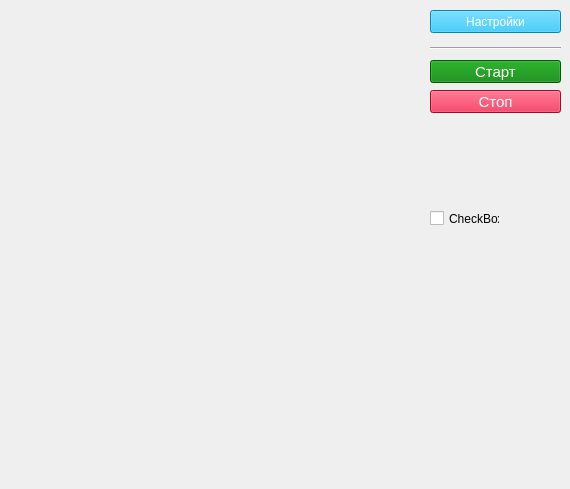
Above: scene/mainwindow.ui from Gid32/ProteinFolding before the change. Below: the same form after it.
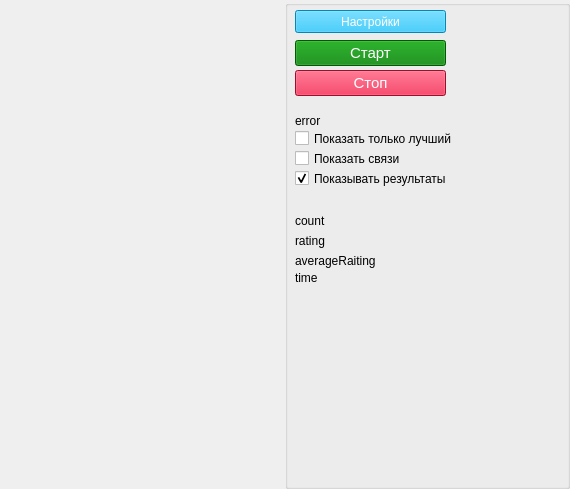
That is the form after the change.

Commit message: scene resize, connections,...

```diff
--- a/scene/mainwindow.ui
+++ b/scene/mainwindow.ui
@@ -14,12 +14,104 @@
    <string>Protein Folding</string>
   </property>
   <widget class="QWidget" name="centralwidget">
+   <property name="autoFillBackground">
+    <bool>false</bool>
+   </property>
+   <layout class="QHBoxLayout" name="horizontalLayout">
+    <property name="spacing">
+     <number>0</number>
+    </property>
+    <property name="leftMargin">
+     <number>0</number>
+    </property>
+    <property name="topMargin">
+     <number>0</number>
+    </property>
+    <property name="rightMargin">
+     <number>0</number>
+    </property>
+    <property name="bottomMargin">
+     <number>0</number>
+    </property>
+    <item>
+     <widget class="QWidget" name="widget" native="true"/>
+    </item>
+    <item>
+     <widget class="QWidget" name="verticalWidget" native="true">
+      <layout class="QVBoxLayout" name="verticalLayout_2">
+       <property name="spacing">
+        <number>0</number>
+       </property>
+       <property name="sizeConstraint">
+        <enum>QLayout::SetDefaultConstraint</enum>
+       </property>
+       <property name="leftMargin">
+        <number>0</number>
+       </property>
+       <property name="topMargin">
+        <number>0</number>
+       </property>
+       <property name="rightMargin">
+        <number>0</number>
+       </property>
+       <property name="bottomMargin">
+        <number>0</number>
+       </property>
+       <item>
+        <widget class="QGroupBox" name="groupBox">
+         <property name="minimumSize">
+          <size>
+           <width>180</width>
+           <height>0</height>
+          </size>
+         </property>
+         <property name="styleSheet">
+          <string notr="true"/>
+         </property>
+         <property name="title">
+          <string/>
+         </property>
+         <property name="flat">
+          <bool>false</bool>
+         </property>
+         <widget class="QPushButton" name="stopButton">
+          <property name="geometry">
+           <rect>
+            <x>10</x>
+            <y>70</y>
+            <width>151</width>
+            <height>26</height>
+           </rect>
+          </property>
+          <property name="styleSheet">
+           <string notr="true">color:white;background-color:#DC143C;font-size:15px</string>
+          </property>
+          <property name="text">
+           <string>Стоп</string>
+          </property>
+         </widget>
+         <widget class="QPushButton" name="startButton">
+          <property name="geometry">
+           <rect>
+            <x>10</x>
+            <y>40</y>
+            <width>151</width>
+            <height>26</height>
+           </rect>
+          </property>
+          <property name="styleSheet">
+           <string notr="true">color:white;background-color:green;font-size:15px</string>
+          </property>
+          <property name="text">
+           <string>Старт</string>
+          </property>
+         </widget>
    <widget class="QPushButton" name="settingsButton">
     <property name="geometry">
      <rect>
-      <x>430</x>
+            <x>10</x>
       <y>10</y>
-      <width>131</width>
+            <width>151</width>
       <height>23</height>
      </rect>
     </property>
@@ -30,98 +122,43 @@
      <string>Настройки</string>
     </property>
    </widget>
-   <widget class="Line" name="line">
-    <property name="geometry">
-     <rect>
-      <x>430</x>
-      <y>40</y>
-      <width>131</width>
-      <height>16</height>
-     </rect>
-    </property>
-    <property name="orientation">
-     <enum>Qt::Horizontal</enum>
-    </property>
-   </widget>
-   <widget class="QPushButton" name="startButton">
-    <property name="geometry">
-     <rect>
-      <x>430</x>
-      <y>60</y>
-      <width>131</width>
-      <height>23</height>
-     </rect>
-    </property>
-    <property name="styleSheet">
-     <string notr="true">color:white;background-color:green;font-size:15px</string>
-    </property>
-    <property name="text">
-     <string>Старт</string>
-    </property>
-   </widget>
-   <widget class="QPushButton" name="stopButton">
-    <property name="geometry">
-     <rect>
-      <x>430</x>
-      <y>90</y>
-      <width>131</width>
-      <height>23</height>
-     </rect>
-    </property>
-    <property name="styleSheet">
-     <string notr="true">color:white;background-color:#DC143C;font-size:15px</string>
-    </property>
-    <property name="text">
-     <string>Стоп</string>
-    </property>
-   </widget>
-   <widget class="QWidget" name="widget" native="true">
-    <property name="geometry">
-     <rect>
-      <x>0</x>
-      <y>0</y>
-      <width>421</width>
-      <height>491</height>
-     </rect>
-    </property>
-   </widget>
-   <widget class="QLabel" name="error">
-    <property name="geometry">
-     <rect>
-      <x>430</x>
-      <y>120</y>
-      <width>47</width>
-      <height>13</height>
-     </rect>
-    </property>
-    <property name="text">
-     <string/>
-    </property>
-   </widget>
    <widget class="QLabel" name="countConvolution">
     <property name="geometry">
      <rect>
-      <x>430</x>
-      <y>140</y>
-      <width>47</width>
-      <height>13</height>
+            <x>10</x>
+            <y>210</y>
+            <width>151</width>
+            <height>21</height>
      </rect>
     </property>
     <property name="text">
-     <string/>
+           <string>count</string>
+          </property>
+         </widget>
+         <widget class="QLabel" name="error">
+          <property name="geometry">
+           <rect>
+            <x>10</x>
+            <y>110</y>
+            <width>161</width>
+            <height>21</height>
+           </rect>
+          </property>
+          <property name="text">
+           <string>error</string>
     </property>
    </widget>
    <widget class="QLabel" name="rating">
     <property name="geometry">
      <rect>
-      <x>430</x>
-      <y>160</y>
-      <width>47</width>
-      <height>13</height>
+            <x>10</x>
+            <y>230</y>
+            <width>151</width>
+            <height>21</height>
      </rect>
     </property>
     <property name="text">
-     <string/>
+           <string>rating</string>
     </property>
     <property name="scaledContents">
      <bool>true</bool>
@@ -130,14 +167,14 @@
    <widget class="QLabel" name="bestTime">
     <property name="geometry">
      <rect>
-      <x>430</x>
-      <y>180</y>
-      <width>47</width>
-      <height>13</height>
+            <x>10</x>
+            <y>270</y>
+            <width>151</width>
+            <height>16</height>
      </rect>
     </property>
     <property name="text">
-     <string/>
+           <string>time</string>
     </property>
     <property name="scaledContents">
      <bool>true</bool>
@@ -146,16 +183,67 @@
    <widget class="QCheckBox" name="onlyBetter">
     <property name="geometry">
      <rect>
-      <x>430</x>
-      <y>210</y>
-      <width>70</width>
+            <x>10</x>
+            <y>130</y>
+            <width>161</width>
       <height>17</height>
      </rect>
     </property>
     <property name="text">
-     <string>CheckBox</string>
-    </property>
-   </widget>
+           <string>Показать только лучший</string>
+          </property>
+         </widget>
+         <widget class="QLabel" name="avarageRating">
+          <property name="geometry">
+           <rect>
+            <x>10</x>
+            <y>250</y>
+            <width>151</width>
+            <height>21</height>
+           </rect>
+          </property>
+          <property name="text">
+           <string>averageRaiting</string>
+          </property>
+         </widget>
+         <widget class="QCheckBox" name="showConnection">
+          <property name="geometry">
+           <rect>
+            <x>10</x>
+            <y>150</y>
+            <width>161</width>
+            <height>17</height>
+           </rect>
+          </property>
+          <property name="text">
+           <string>Показать связи</string>
+          </property>
+         </widget>
+         <widget class="QCheckBox" name="showGraph">
+          <property name="geometry">
+           <rect>
+            <x>10</x>
+            <y>170</y>
+            <width>161</width>
+            <height>17</height>
+           </rect>
+          </property>
+          <property name="text">
+           <string>Показывать результаты</string>
+          </property>
+          <property name="checked">
+           <bool>true</bool>
+          </property>
+          <property name="tristate">
+           <bool>false</bool>
+          </property>
+         </widget>
+        </widget>
+       </item>
+      </layout>
+     </widget>
+    </item>
+   </layout>
   </widget>
  </widget>
  <resources/>
```
Lines whose indentation alone changed are shown as unchanged. The commit also changes 18 other files.
